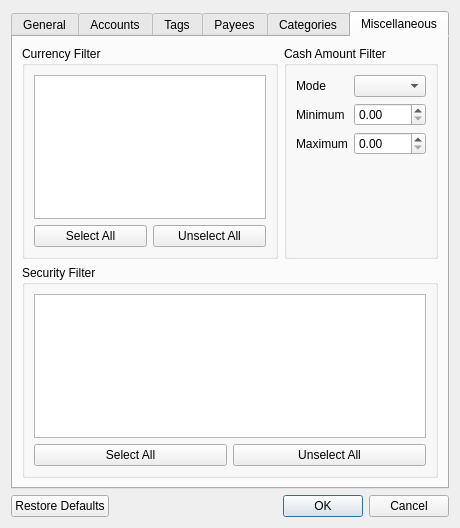
Old version of the form src/views/ui_files/forms/transaction_filter_form.ui in the repository JakubFranek/Kapytal.
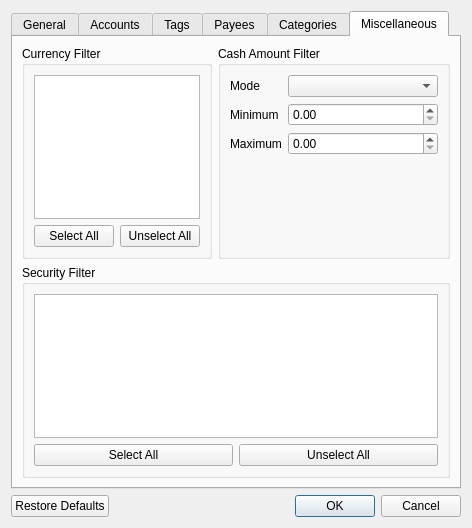
New version of the form. The open tabs and pages were chosen to show the change.

Commit message:
Add and implement CashAmountFilter UI
Add CashAmountFilter widgets into TransactionFilterForm.
Implement CashAmountFilter into TransactionFilterFormPresenter.
Add CashAmountFilter.currency property.
Fix tests. Coverage 100%.

```diff
--- a/src/views/ui_files/forms/transaction_filter_form.ui
+++ b/src/views/ui_files/forms/transaction_filter_form.ui
@@ -598,10 +598,36 @@
              </widget>
             </item>
             <item row="1" column="1">
-             <widget class="QDoubleSpinBox" name="cashAmountFilterMinimumDoubleSpinBox"/>
+             <widget class="QDoubleSpinBox" name="cashAmountFilterMinimumDoubleSpinBox">
+              <property name="minimumSize">
+               <size>
+                <width>150</width>
+                <height>0</height>
+               </size>
+              </property>
+              <property name="showGroupSeparator" stdset="0">
+               <bool>true</bool>
+              </property>
+              <property name="maximum">
+               <double>10000000000000000.000000000000000</double>
+              </property>
+             </widget>
             </item>
             <item row="2" column="1">
-             <widget class="QDoubleSpinBox" name="cashAmountFilterMaximumDoubleSpinBox"/>
+             <widget class="QDoubleSpinBox" name="cashAmountFilterMaximumDoubleSpinBox">
+              <property name="minimumSize">
+               <size>
+                <width>150</width>
+                <height>0</height>
+               </size>
+              </property>
+              <property name="showGroupSeparator" stdset="0">
+               <bool>true</bool>
+              </property>
+              <property name="maximum">
+               <double>10000000000000000.000000000000000</double>
+              </property>
+             </widget>
             </item>
            </layout>
           </widget>
```
Left out of the diff: 2 changed lines with no effect on the pictures. The commit also changes 5 other files.
